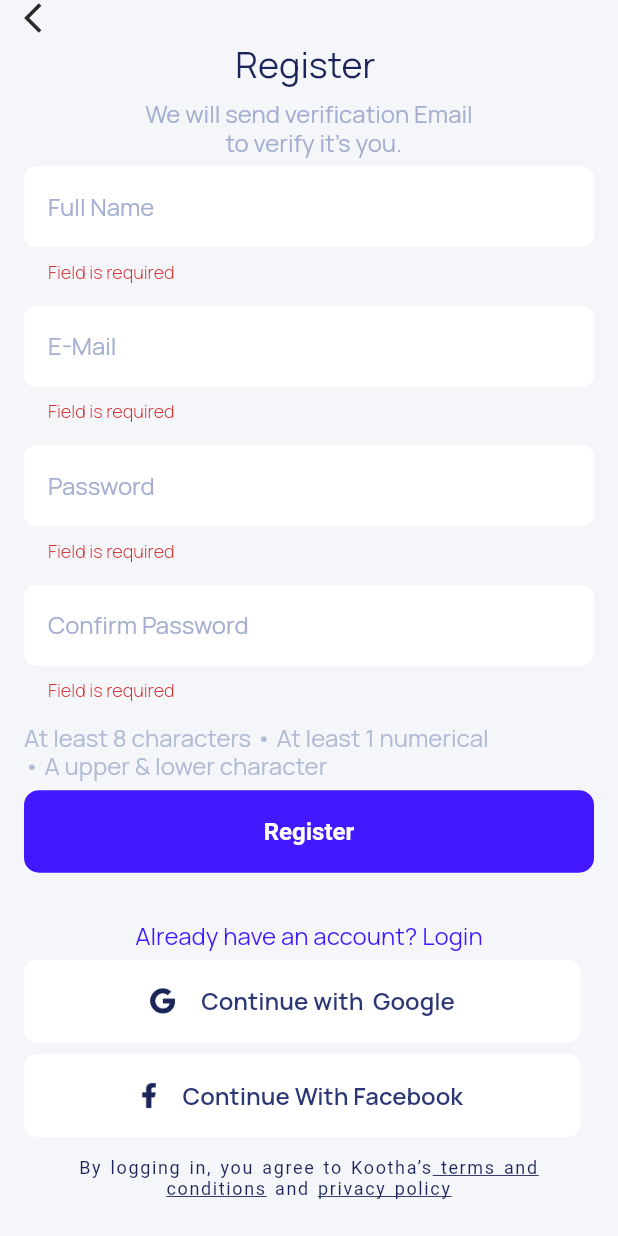
After one commit to visionxStudio/Flutter-Room-Finder-App, a Flutter app: the RegisterPage screen opened by its route, after a tap on "Register", on a phone screen of 412 x 824 dp. The commit adds this screen. Run offline on Flutter 3.47's test engine with Material 2 defaults, Android fonts, the phone set to English and light mode, and no system bars; our stand-ins replace auto_route, dio, firebase_auth, firebase_core, flutter_riverpod, formz and 2 more; missing offline and left inert: statusbarz; accounts and stored records are empty; network calls fail.

Commit message:
loading animations added

```diff
--- a/lib/main.dart
+++ b/lib/main.dart
@@ -36,9 +36,9 @@ void main() async {
   Firebase.initializeApp();
 
   runApp(
-    ProviderScope(
-      observers: [Logger()],
-      child: const MyApp(),
+    const ProviderScope(
+      // observers: [Logger()],
+      child: MyApp(),
     ),
   );
   //);
--- /dev/null
+++ b/lib/src/common/widgets/custom_progress_indicator_overlay/custom_progress_indicator_overlay.dart
@@ -0,0 +1,49 @@
+import 'package:flutter/material.dart';
+
+class CustomProgressIndicatorOverlay extends StatelessWidget {
+  final bool inAsyncCall;
+  final double opacity;
+  final Color color;
+  final Widget progressIndicator;
+  final Offset? offset;
+  final bool dismissible;
+  final Widget child;
+
+  const CustomProgressIndicatorOverlay({
+    Key? key,
+    required this.inAsyncCall,
+    this.opacity = 0.3,
+    this.color = Colors.grey,
+    this.progressIndicator = const CircularProgressIndicator(),
+    this.offset,
+    this.dismissible = false,
+    required this.child,
+  }) : super(key: key);
+
+  @override
+  Widget build(BuildContext context) {
+    if (!inAsyncCall) return child;
+
+    Widget layOutProgressIndicator;
+    if (offset == null) {
+      layOutProgressIndicator = Center(child: progressIndicator);
+    } else {
+      layOutProgressIndicator = Positioned(
+        child: progressIndicator,
+        left: offset!.dx,
+        top: offset!.dy,
+      );
+    }
+
+    return Stack(
+      children: [
+        child,
+        Opacity(
+          child: ModalBarrier(dismissible: dismissible, color: color),
+          opacity: opacity,
+        ),
+        layOutProgressIndicator,
+      ],
+    );
+  }
+}
--- a/lib/src/features/authentication/bloc/signup/signup_state_notifier.dart
+++ b/lib/src/features/authentication/bloc/signup/signup_state_notifier.dart
@@ -58,10 +58,11 @@ class SignUpNotifier extends StateNotifier<SignupState> {
     state = state.copyWith(status: FormzStatus.submissionInProgress);
 
     try {
-      _authRepo.signup(
+      await _authRepo.signup(
           email: state.email.value,
           username: state.userName.value,
           password: state.password.value);
+      state = state.copyWith(status: FormzStatus.submissionSuccess);
     } on NetworkExceptions catch (e) {
       //  catch Network exceptions in here
       state = state.copyWith(
@@ -69,6 +70,5 @@ class SignUpNotifier extends StateNotifier<SignupState> {
         errorMessage: e.getIntlException(),
       );
     }
-    state = state.copyWith(status: FormzStatus.submissionSuccess);
   }
 }
--- a/lib/src/features/authentication/register/register_page.dart
+++ b/lib/src/features/authentication/register/register_page.dart
@@ -1,12 +1,15 @@
 import 'package:auto_route/auto_route.dart';
 import 'package:flutter/material.dart';
 import 'package:flutter_riverpod/flutter_riverpod.dart';
+import 'package:formz/formz.dart';
 import 'package:roomfinder/src/app_localization.dart';
 import 'package:roomfinder/src/common/constants/constants.dart';
 import 'package:roomfinder/src/common/utils/app_size_utils.dart';
+import 'package:roomfinder/src/common/widgets/custom_progress_indicator_overlay/custom_progress_indicator_overlay.dart';
 import 'package:roomfinder/src/common/widgets/input_field/minimal_input_field.dart';
 import 'package:roomfinder/src/common/widgets/size/custom_size_widget.dart';
 import 'package:roomfinder/src/common/widgets/text/custom_normal_text_widget.dart';
+import 'package:roomfinder/src/features/authentication/bloc/signup/signup_state.dart';
 import 'package:roomfinder/src/features/authentication/bloc/signup/signup_state_notifier.dart';
 import 'package:roomfinder/src/features/authentication/widgets/kootha_terms_conditions.dart';
 import 'package:roomfinder/src/features/authentication/widgets/rounded_button_text.dart';
@@ -23,7 +26,20 @@ class _RegisterPageState extends ConsumerState<RegisterPage> {
   final _formKey = GlobalKey<FormState>();
   @override
   Widget build(BuildContext context) {
-    return Scaffold(
+    ref.listen<SignupState>(signupStateProvider, (previous, next) {
+      if (next.status.isSubmissionFailure) {
+        ScaffoldMessenger.of(context)
+          ..hideCurrentSnackBar()
+          ..showSnackBar(SnackBar(content: Text(next.errorMessage!)));
+      }
+      if (next.status.isSubmissionSuccess) {
+        // AutoRouter.of(context).replace(const PersonalInfoPageRoute());
+      }
+    });
+    return CustomProgressIndicatorOverlay(
+      inAsyncCall: ref.watch(signupStateProvider).status ==
+          FormzStatus.submissionInProgress,
+      child: Scaffold(
         backgroundColor: kScafoldColor,
         body: SingleChildScrollView(
           child: SizedBox(
@@ -113,8 +129,9 @@ class _RegisterPageState extends ConsumerState<RegisterPage> {
                                   return null;
                                 },
                                 hintText: "E-Mail",
-                              errorText:
-                                  state.email.invalid ? "Invalid E-Mail" : null,
+                                errorText: state.email.invalid
+                                    ? "Invalid E-Mail"
+                                    : null,
                                 onChanged: ref
                                     .read(signupStateProvider.notifier)
                                     .emailChanged,
@@ -188,7 +205,7 @@ class _RegisterPageState extends ConsumerState<RegisterPage> {
                     RoundedButtonAndText(
                       buttonText: "Register",
                       optionText: "Already have an account? Login",
-                    buttonTap: () {
+                      buttonTap: () async {
                         if (_formKey.currentState!.validate()) {
                           ref.read(signupStateProvider.notifier).signup();
                         } else {
@@ -212,6 +229,7 @@ class _RegisterPageState extends ConsumerState<RegisterPage> {
             ),
           ),
         ),
+      ),
     );
   }
 }
--- a/lib/src/features/authentication/repositories/auth_repositiories.dart
+++ b/lib/src/features/authentication/repositories/auth_repositiories.dart
@@ -5,7 +5,6 @@ import 'package:roomfinder/src/common/service/repo.dart';
 final authRepoProvider = Provider((ref) => AuthRepository());
 
 abstract class IAuthRepository {
-  // Future<AuthSession?> getUser();
   Future<void> login({required String email, required String password});
   Future<void> signup({
     required String email,
--- a/pubspec.yaml
+++ b/pubspec.yaml
@@ -22,7 +22,6 @@ dependencies:
   formz: ^0.4.1
   http: ^0.13.4
   json_annotation: ^4.3.0
-  modal_progress_hud_nsn: ^0.1.0-nullsafety-0
   shared_preferences: ^2.0.9
   statusbarz: ^1.0.2
 
```
Also changed, not shown: pubspec.lock. Lines whose indentation alone changed are shown as unchanged.
